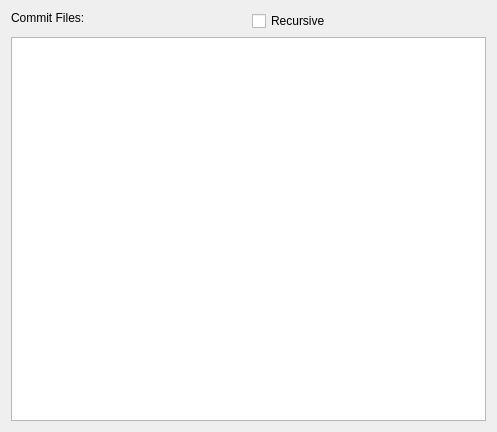
KDE/kdevelop, file vcs/widgets/vcscommitdialog.ui: the form before one commit.
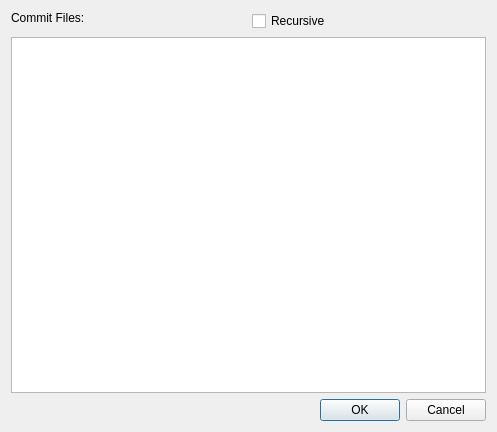
The form after the commit.

Commit message:
KF5: Port KDialog -> QDialog
Some parts/plugins were left out, because I did not verify everything
was working after the porting scripts did their job
- plugins/cvs - (don't even know how to trigger the code path)
- plugins/subversion (lot's of dialogs involved)
- plugins/snippet/legacy/ (will be dropped anyway, not worth it)
- plugins/dashboard (not built, what's the state of that anyway?)

For the rest of dialogs, ported in this patch, I manually tested each
of them. So everything should still be working as expected.
Still putting this up for review to have another pair of eyes on the patch.

```diff
--- a/vcs/widgets/vcscommitdialog.ui
+++ b/vcs/widgets/vcscommitdialog.ui
@@ -47,6 +47,13 @@
      </property>
     </widget>
    </item>
+   <item row="3" column="0" colspan="2">
+    <widget class="QDialogButtonBox" name="buttonBox">
+     <property name="standardButtons">
+      <set>QDialogButtonBox::Cancel|QDialogButtonBox::Ok</set>
+     </property>
+    </widget>
+   </item>
   </layout>
  </widget>
  <resources/>
```
The commit also changes 47 other files.
